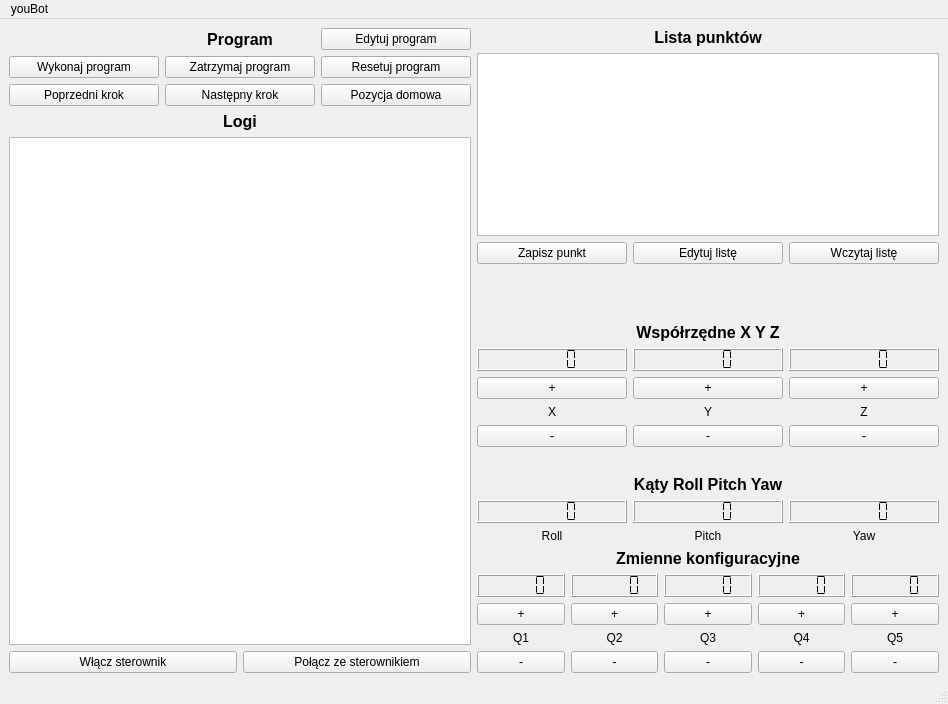
arek-szczech/youbot, file youbot_gui/ui/main_window.ui: the form before one commit.
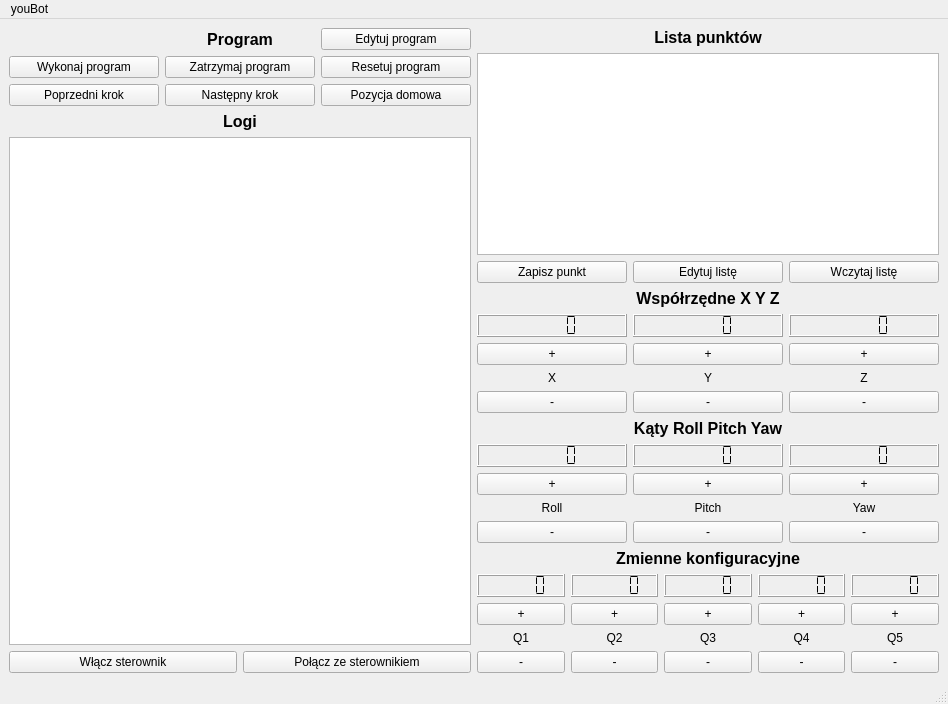
The form after the commit. Icons and pictures are not drawn.

```diff
--- a/youbot_gui/ui/main_window.ui
+++ b/youbot_gui/ui/main_window.ui
@@ -212,36 +212,10 @@
             </item>
            </layout>
           </item>
-          <item>
-           <spacer name="verticalSpacer_2">
-            <property name="orientation">
-             <enum>Qt::Vertical</enum>
-            </property>
-            <property name="sizeHint" stdset="0">
-             <size>
-              <width>20</width>
-              <height>40</height>
-             </size>
-            </property>
-           </spacer>
-          </item>
          </layout>
         </item>
        </layout>
       </item>
-      <item>
-       <spacer name="verticalSpacer_4">
-        <property name="orientation">
-         <enum>Qt::Vertical</enum>
-        </property>
-        <property name="sizeHint" stdset="0">
-         <size>
-          <width>20</width>
-          <height>40</height>
-         </size>
-        </property>
-       </spacer>
-      </item>
       <item>
        <layout class="QVBoxLayout" name="xyz">
         <item>
@@ -372,19 +346,6 @@
         </item>
        </layout>
       </item>
-      <item>
-       <spacer name="verticalSpacer_3">
-        <property name="orientation">
-         <enum>Qt::Vertical</enum>
-        </property>
-        <property name="sizeHint" stdset="0">
-         <size>
-          <width>20</width>
-          <height>40</height>
-         </size>
-        </property>
-       </spacer>
-      </item>
       <item>
        <layout class="QVBoxLayout" name="rpy">
         <item>
@@ -409,7 +370,7 @@
           <item>
            <layout class="QVBoxLayout" name="verticalLayout_2">
             <item>
-             <layout class="QHBoxLayout" name="horizontalLayout_14">
+             <layout class="QHBoxLayout" name="horizontalLayout_8">
               <item>
                <widget class="QLCDNumber" name="lcd_roll">
                 <property name="segmentStyle">
@@ -433,6 +394,31 @@
               </item>
              </layout>
             </item>
+            <item>
+             <layout class="QHBoxLayout" name="horizontalLayout_14">
+              <item>
+               <widget class="QPushButton" name="roll_plus">
+                <property name="text">
+                 <string>+</string>
+                </property>
+               </widget>
+              </item>
+              <item>
+               <widget class="QPushButton" name="pitch_plus">
+                <property name="text">
+                 <string>+</string>
+                </property>
+               </widget>
+              </item>
+              <item>
+               <widget class="QPushButton" name="yaw_plus">
+                <property name="text">
+                 <string>+</string>
+                </property>
+               </widget>
+              </item>
+             </layout>
+            </item>
             <item>
              <layout class="QHBoxLayout" name="horizontalLayout_15">
               <item>
@@ -467,6 +453,31 @@
               </item>
              </layout>
             </item>
+            <item>
+             <layout class="QHBoxLayout" name="horizontalLayout_20">
+              <item>
+               <widget class="QPushButton" name="roll_minus">
+                <property name="text">
+                 <string>-</string>
+                </property>
+               </widget>
+              </item>
+              <item>
+               <widget class="QPushButton" name="pitch_minus">
+                <property name="text">
+                 <string>-</string>
+                </property>
+               </widget>
+              </item>
+              <item>
+               <widget class="QPushButton" name="yaw_minus">
+                <property name="text">
+                 <string>-</string>
+                </property>
+               </widget>
+              </item>
+             </layout>
+            </item>
            </layout>
           </item>
          </layout>
```
